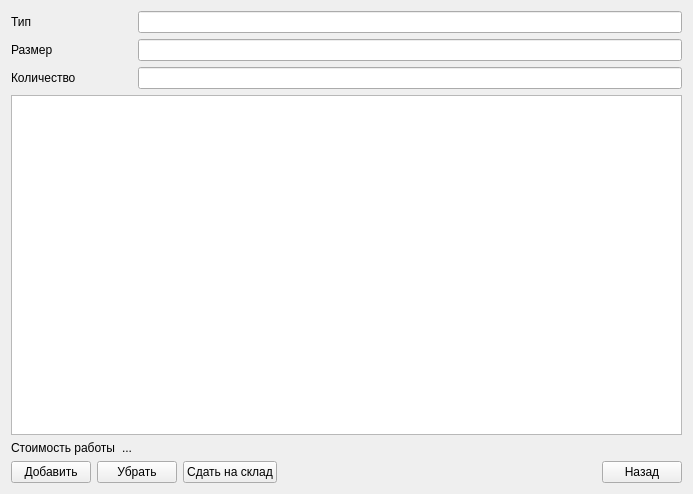
Qt form stockinforma.ui (Lelius/protyazhka) before a commit.
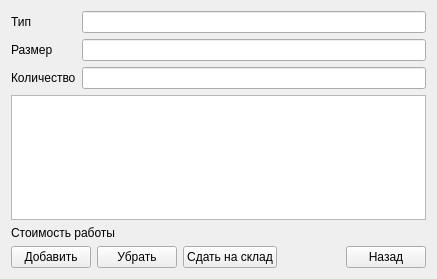
The same form after that commit.

Commit message: Приведение кода в божеский вид (в Stock переделана визуализация QTableView, в MyQSqlQuryModel сделана передача указателя на родителя и др. мелкие правки).

```diff
--- a/stockinforma.ui
+++ b/stockinforma.ui
@@ -6,39 +6,34 @@
    <rect>
     <x>0</x>
     <y>0</y>
-    <width>693</width>
-    <height>494</height>
+    <width>437</width>
+    <height>279</height>
    </rect>
   </property>
+  <property name="sizePolicy">
+   <sizepolicy hsizetype="Preferred" vsizetype="Preferred">
+    <horstretch>0</horstretch>
+    <verstretch>0</verstretch>
+   </sizepolicy>
+  </property>
   <property name="windowTitle">
    <string>Form</string>
   </property>
-  <layout class="QGridLayout" name="gridLayout_2">
-   <item row="2" column="0">
-    <widget class="QLabel" name="labelInNumber">
-     <property name="text">
-      <string>Количество</string>
+  <layout class="QGridLayout" name="gridLayout_3">
+   <item row="0" column="1">
+    <spacer name="horizontalSpacer_3">
+     <property name="orientation">
+      <enum>Qt::Horizontal</enum>
      </property>
-    </widget>
-   </item>
-   <item row="1" column="0">
-    <widget class="QLabel" name="labelInSize">
-     <property name="text">
-      <string>Размер</string>
+     <property name="sizeHint" stdset="0">
+      <size>
+       <width>40</width>
+       <height>20</height>
+      </size>
      </property>
-    </widget>
+    </spacer>
    </item>
-   <item row="0" column="0">
-    <widget class="QLabel" name="labelInType">
-     <property name="text">
-      <string>Тип</string>
-     </property>
-    </widget>
-   </item>
-   <item row="3" column="0" colspan="3">
-    <widget class="QTableView" name="tableViewInStock"/>
-   </item>
-   <item row="6" column="0" colspan="3">
+   <item row="3" column="0">
     <layout class="QGridLayout" name="gridLayout">
      <item row="0" column="4">
       <widget class="QPushButton" name="pushButtonBackStock">
@@ -83,28 +78,49 @@
      </item>
     </layout>
    </item>
-   <item row="0" column="2">
-    <widget class="QLineEdit" name="lineEditInType"/>
+   <item row="0" column="0">
+    <layout class="QGridLayout" name="gridLayout_2">
+     <item row="1" column="0">
+      <widget class="QLabel" name="labelInSize">
+       <property name="text">
+        <string>Размер</string>
+       </property>
+      </widget>
+     </item>
+     <item row="1" column="1">
+      <widget class="QLineEdit" name="lineEditInSize"/>
+     </item>
+     <item row="2" column="1">
+      <widget class="QLineEdit" name="lineEditInNumber"/>
+     </item>
+     <item row="0" column="1">
+      <widget class="QLineEdit" name="lineEditInType"/>
+     </item>
+     <item row="2" column="0">
+      <widget class="QLabel" name="labelInNumber">
+       <property name="text">
+        <string>Количество</string>
+       </property>
+      </widget>
+     </item>
+     <item row="0" column="0">
+      <widget class="QLabel" name="labelInType">
+       <property name="text">
+        <string>Тип</string>
+       </property>
+      </widget>
+     </item>
+    </layout>
    </item>
-   <item row="1" column="2">
-    <widget class="QLineEdit" name="lineEditInSize"/>
-   </item>
-   <item row="2" column="2">
-    <widget class="QLineEdit" name="lineEditInNumber"/>
-   </item>
-   <item row="4" column="0">
+   <item row="2" column="0">
     <widget class="QLabel" name="labelTextCostOfWork">
      <property name="text">
       <string>Стоимость работы</string>
      </property>
     </widget>
    </item>
-   <item row="4" column="1">
-    <widget class="QLabel" name="labelCostOfWork">
-     <property name="text">
-      <string>...</string>
-     </property>
-    </widget>
+   <item row="1" column="0">
+    <widget class="QTableView" name="tableViewInStock"/>
    </item>
   </layout>
  </widget>
```
The commit also changes 5 other files.
